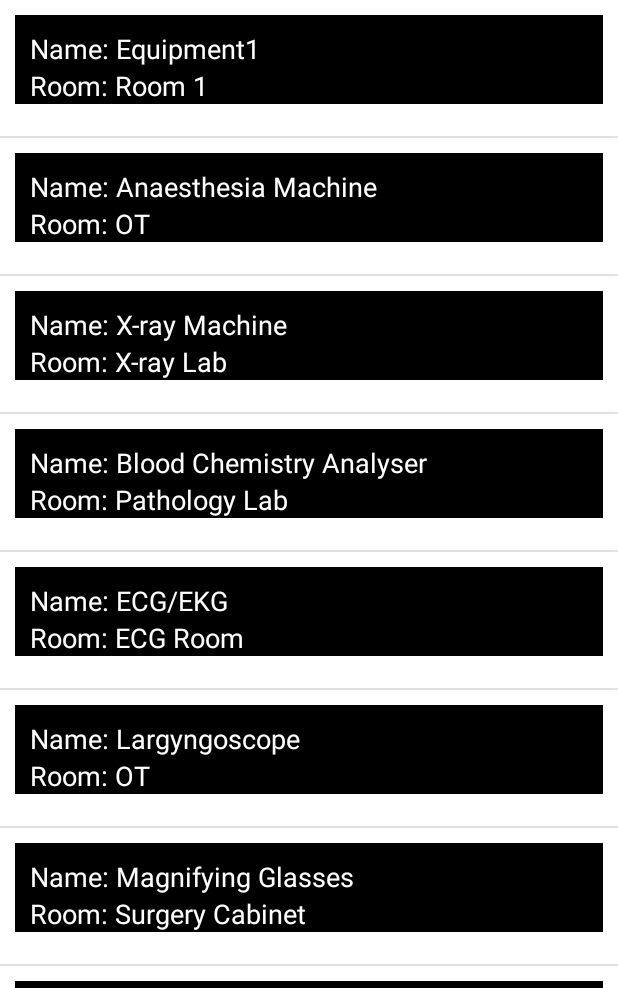
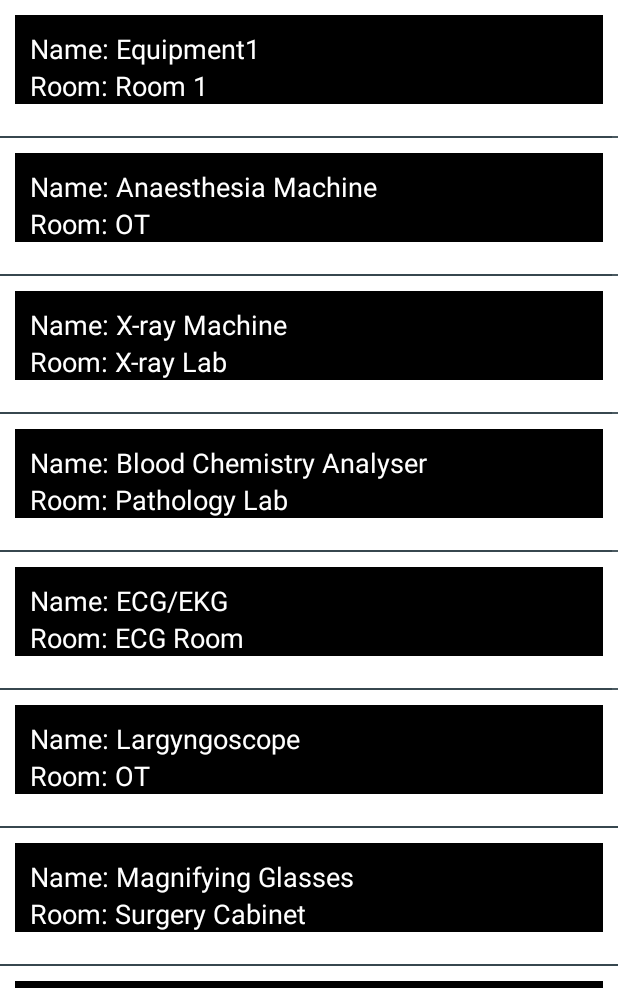
Before and after one commit to baramadalina/Android, an Android app: the InventoryListActivity screen opened directly, with no data from a screen before it, on a phone screen of 412 x 824 dp, the part 248-1236 px from its top. Run offline under Robolectric (Android 15) with nearby library versions, the phone set to English and light mode, and no system bars.

Commit message:
add divider to list view

```diff
--- a/app/src/main/res/layout/activity_inventory_get_all.xml
+++ b/app/src/main/res/layout/activity_inventory_get_all.xml
@@ -33,11 +33,13 @@
         android:textColor="#000"
         android:text="Available equipments from inventory"/>
 
+    <!--Divider code in ListView-->
     <ListView
-        android:layout_width="match_parent"
-        android:layout_height="match_parent"
         android:id="@+id/lv_equipments"
-        android:layout_below="@+id/tb_toolbarsearch">
-    </ListView>
+        android:layout_width="fill_parent"
+        android:layout_height="wrap_content"
+        android:divider="@color/material_blue_grey_800"
+        android:dividerHeight="1dp"
+        android:layout_below="@+id/tb_toolbarsearch" />
 
 </LinearLayout>
```
